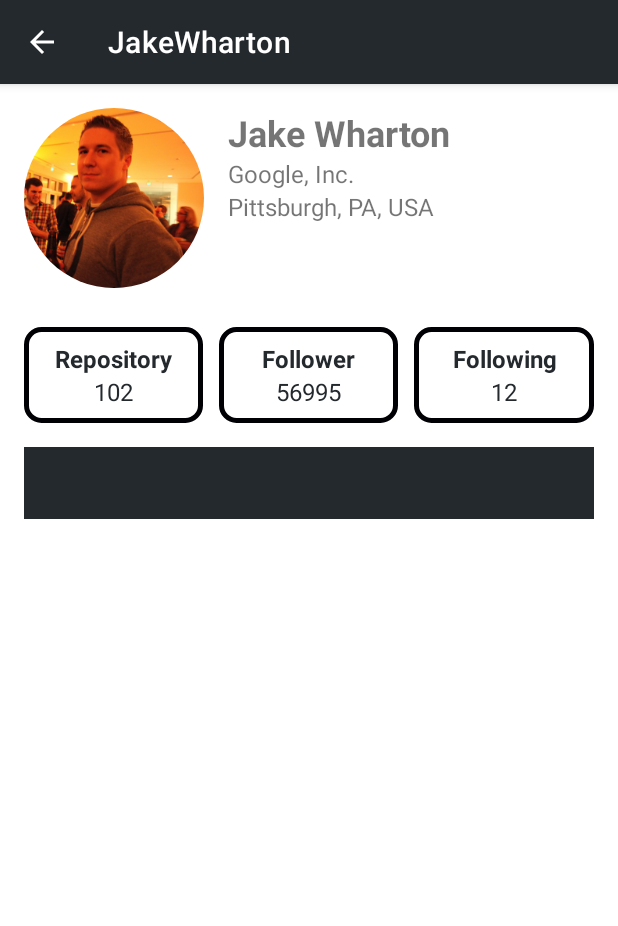
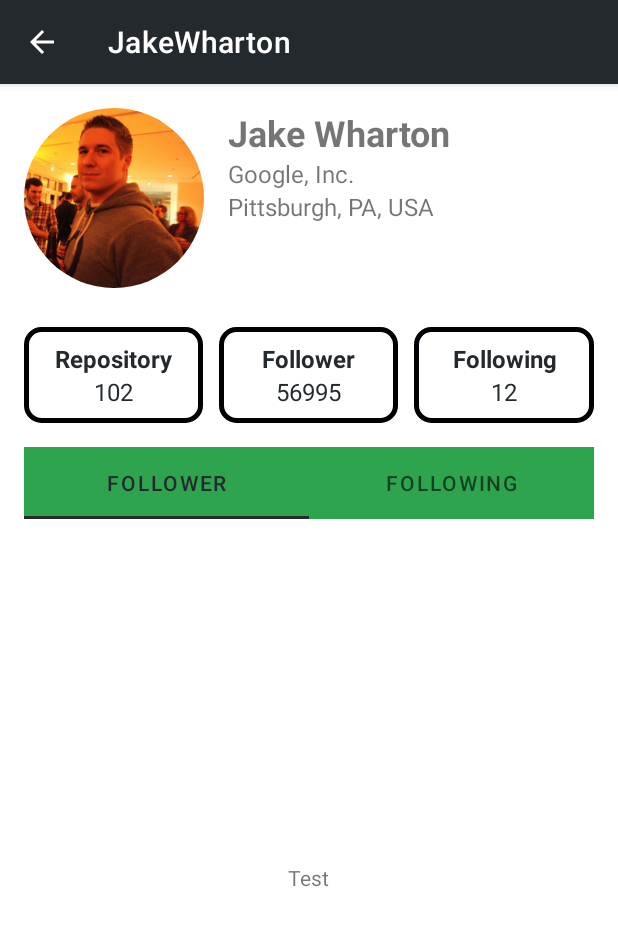
Before and after one commit to manadhi/local-github-user-app, an Android app: the screen it shows after launch (UserDetailActivity), after a tap on "JakeWharton", on a phone screen of 412 x 824 dp. Shown: the top 926 px of the screen. Run offline under Robolectric (Android 15) with nearby library versions, the phone set to English and light mode, and no system bars; libraries missing offline, so code that uses them is left out: com.google.android.gms.

Commit message:
feature:tab follow

```diff
--- a/app/build.gradle
+++ b/app/build.gradle
@@ -49,6 +49,7 @@ dependencies {
     implementation 'androidx.constraintlayout:constraintlayout:2.0.4'
     implementation 'com.github.bumptech.glide:glide:4.11.0'
     implementation 'com.google.android.gms:play-services-oss-licenses:17.0.0'
+    implementation 'androidx.legacy:legacy-support-v4:1.0.0'
 
     testImplementation 'junit:junit:4.13.1'
 
--- /dev/null
+++ b/app/src/main/java/com/udhipe/githubuserex/FollowFragment.kt
@@ -0,0 +1,59 @@
+package com.udhipe.githubuserex
+
+import android.os.Bundle
+import androidx.fragment.app.Fragment
+import android.view.LayoutInflater
+import android.view.View
+import android.view.ViewGroup
+
+// TODO: Rename parameter arguments, choose names that match
+// the fragment initialization parameters, e.g. ARG_ITEM_NUMBER
+private const val ARG_PARAM1 = "param1"
+private const val ARG_PARAM2 = "param2"
+
+/**
+ * A simple [Fragment] subclass.
+ * Use the [FollowFragment.newInstance] factory method to
+ * create an instance of this fragment.
+ */
+class FollowFragment : Fragment() {
+    // TODO: Rename and change types of parameters
+    private var param1: String? = null
+    private var param2: String? = null
+
+    override fun onCreate(savedInstanceState: Bundle?) {
+        super.onCreate(savedInstanceState)
+        arguments?.let {
+            param1 = it.getString(ARG_PARAM1)
+            param2 = it.getString(ARG_PARAM2)
+        }
+    }
+
+    override fun onCreateView(
+        inflater: LayoutInflater, container: ViewGroup?,
+        savedInstanceState: Bundle?
+    ): View? {
+        // Inflate the layout for this fragment
+        return inflater.inflate(R.layout.fragment_follow, container, false)
+    }
+
+    companion object {
+        /**
+         * Use this factory method to create a new instance of
+         * this fragment using the provided parameters.
+         *
+         * @param param1 Parameter 1.
+         * @param param2 Parameter 2.
+         * @return A new instance of fragment FollowFragment.
+         */
+        // TODO: Rename and change types and number of parameters
+        @JvmStatic
+        fun newInstance(param1: String, param2: String) =
+            FollowFragment().apply {
+                arguments = Bundle().apply {
+                    putString(ARG_PARAM1, param1)
+                    putString(ARG_PARAM2, param2)
+                }
+            }
+    }
+}
--- /dev/null
+++ b/app/src/main/java/com/udhipe/githubuserex/FollowPagerAdapter.kt
@@ -0,0 +1,24 @@
+package com.udhipe.githubuserex
+
+import android.content.Context
+import androidx.fragment.app.Fragment
+import androidx.fragment.app.FragmentManager
+import androidx.fragment.app.FragmentPagerAdapter
+
+class FollowPagerAdapter(private val mContext: Context, fragmentManager: FragmentManager) :
+    FragmentPagerAdapter(fragmentManager, BEHAVIOR_RESUME_ONLY_CURRENT_FRAGMENT) {
+
+    private val tabTitles = intArrayOf(R.string.tab_follower, R.string.tab_following)
+
+    override fun getCount(): Int {
+        return 2
+    }
+
+    override fun getItem(position: Int): Fragment {
+        return FollowFragment()
+    }
+
+    override fun getPageTitle(position: Int): CharSequence? {
+        return mContext.resources.getString(tabTitles[position])
+    }
+}
--- a/app/src/main/java/com/udhipe/githubuserex/UserDetailActivity.kt
+++ b/app/src/main/java/com/udhipe/githubuserex/UserDetailActivity.kt
@@ -18,6 +18,12 @@ class UserDetailActivity : AppCompatActivity() {
         showUserDetail()
 
         supportActionBar?.setDisplayHomeAsUpEnabled(true)
+
+        // update
+        val pagerAdapter = FollowPagerAdapter(this, supportFragmentManager)
+        binding.viewPager.adapter = pagerAdapter
+        binding.tabLayout.setupWithViewPager(binding.viewPager)
+
     }
 
     override fun onOptionsItemSelected(item: MenuItem): Boolean {
--- a/app/src/main/res/layout/activity_user_detail.xml
+++ b/app/src/main/res/layout/activity_user_detail.xml
@@ -3,20 +3,21 @@
     xmlns:app="http://schemas.android.com/apk/res-auto"
     xmlns:tools="http://schemas.android.com/tools"
     android:layout_width="match_parent"
+    android:fillViewport="true"
     android:layout_height="match_parent"
     tools:context=".UserDetailActivity">
 
-    <androidx.constraintlayout.widget.ConstraintLayout
+    <androidx.appcompat.widget.LinearLayoutCompat
         android:layout_width="match_parent"
         android:layout_height="wrap_content"
         android:layout_marginStart="@dimen/margin16"
-        android:layout_marginEnd="@dimen/margin16">
+        android:layout_marginEnd="@dimen/margin16"
+        android:orientation="vertical">
 
         <androidx.constraintlayout.widget.ConstraintLayout
             android:id="@+id/wrapper_user_info"
             android:layout_width="match_parent"
-            android:layout_height="wrap_content"
-            app:layout_constraintTop_toTopOf="parent">
+            android:layout_height="wrap_content">
 
             <ImageView
                 android:id="@+id/img_user_avatar"
@@ -70,8 +71,7 @@
             android:layout_height="wrap_content"
             android:layout_marginTop="@dimen/margin16"
             android:orientation="horizontal"
-            android:weightSum="3"
-            app:layout_constraintTop_toBottomOf="@+id/wrapper_user_info">
+            android:weightSum="3">
 
             <androidx.appcompat.widget.LinearLayoutCompat
                 android:layout_width="0dp"
@@ -171,16 +171,14 @@
             android:layout_width="match_parent"
             android:layout_height="wrap_content"
             android:layout_marginTop="@dimen/margin16"
-            android:background="@color/primaryColor"
-            app:layout_constraintTop_toBottomOf="@+id/wrapper_user_info_card" />
+            android:background="@color/secondaryColor" />
 
-        <androidx.viewpager2.widget.ViewPager2
+        <androidx.viewpager.widget.ViewPager
             android:id="@+id/view_pager"
             android:layout_width="match_parent"
-            android:layout_height="0dp"
-            app:layout_constraintBottom_toBottomOf="parent"
-            app:layout_constraintTop_toBottomOf="@+id/tab_layout" />
+            android:layout_weight="1"
+            android:layout_height="0dp" />
 
-    </androidx.constraintlayout.widget.ConstraintLayout>
+    </androidx.appcompat.widget.LinearLayoutCompat>
 
 </ScrollView>
--- /dev/null
+++ b/app/src/main/res/layout/fragment_follow.xml
@@ -0,0 +1,24 @@
+<?xml version="1.0" encoding="utf-8"?>
+<RelativeLayout xmlns:android="http://schemas.android.com/apk/res/android"
+    xmlns:tools="http://schemas.android.com/tools"
+    android:layout_width="match_parent"
+    android:layout_height="match_parent"
+    tools:context=".FollowFragment">
+
+    <androidx.recyclerview.widget.RecyclerView
+        android:id="@+id/rv_follow"
+        android:visibility="gone"
+        android:layout_width="match_parent"
+        android:layout_height="match_parent"
+        android:paddingTop="@dimen/padding"
+        android:paddingBottom="@dimen/padding"
+        tools:itemCount="12"
+        tools:listitem="@layout/item_github_user" />
+
+    <com.google.android.material.textview.MaterialTextView
+        android:layout_width="wrap_content"
+        android:layout_centerInParent="true"
+        android:text="Test"
+        android:layout_height="wrap_content"/>
+
+</RelativeLayout>
--- a/app/src/main/res/values/strings.xml
+++ b/app/src/main/res/values/strings.xml
@@ -117,5 +117,9 @@
         <item>@drawable/user9</item>
         <item>@drawable/user10</item>
     </string-array>
+    <!-- TODO: Remove or change this placeholder text -->
+    <string name="hello_blank_fragment">Hello blank fragment</string>
+    <string name="tab_follower">Follower</string>
+    <string name="tab_following">Following</string>
 
 </resources>
```
